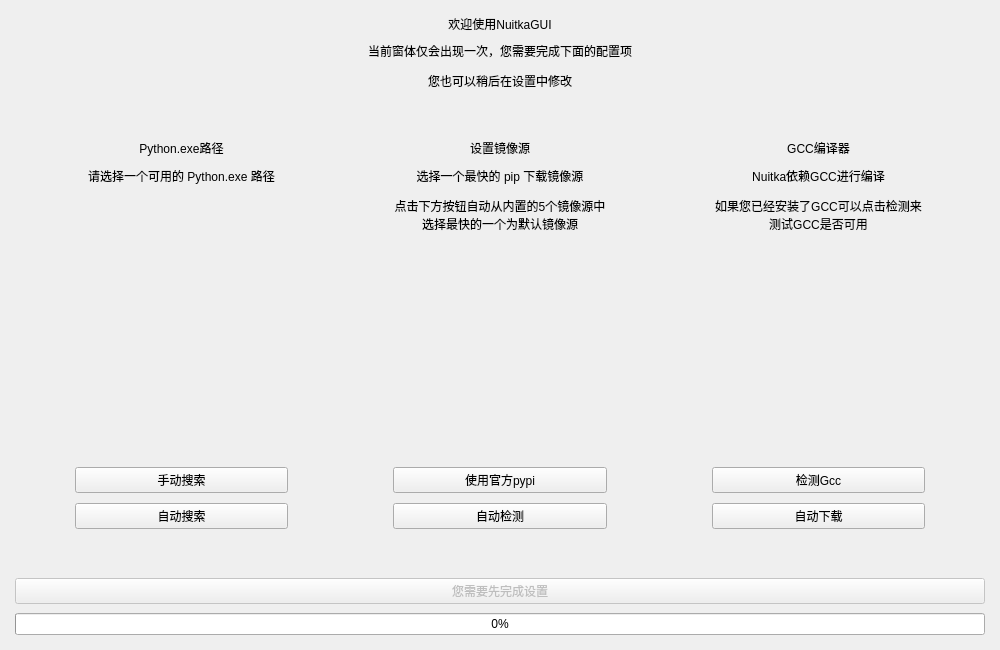
Qt form ui/welcome_page.ui (271374667/NuitkaGUI) before a commit.
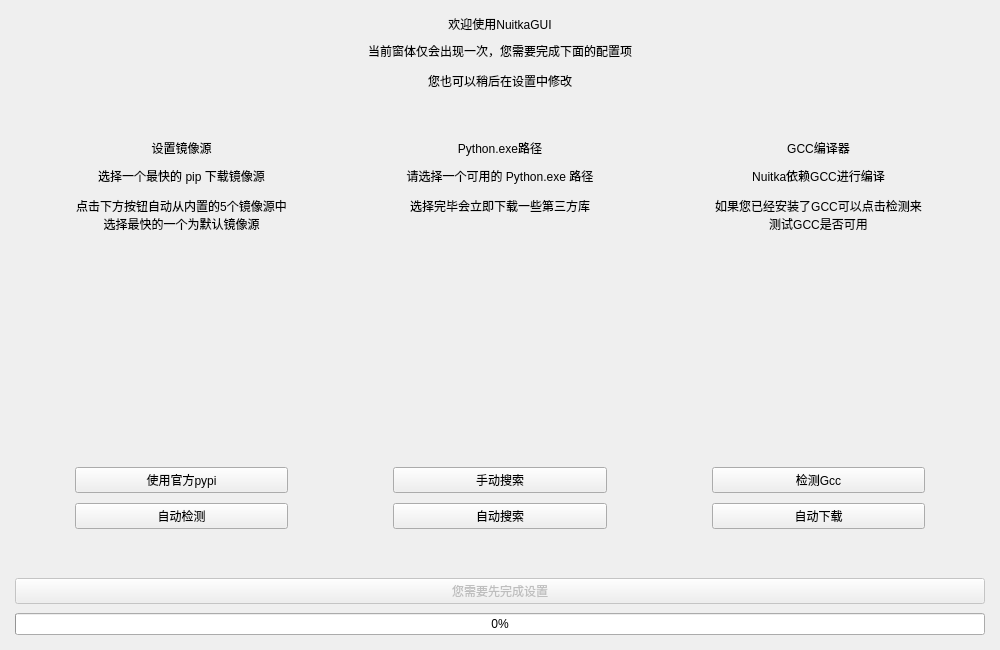
The same form after that commit. Custom widgets are drawn as their Qt base class.

Commit message: Fix: 欢迎页面逻辑优化,现在会在检测完Python.exe之后立即开始多线程安装第三方模块，节省时间 Style: 欢迎页面顺序调整,选择pip源被调整到选择Python.exe前面 Style: 调整了资源文件的位置，因为打包的时候所有文件都会放在和exe平级目录，所以现在他们被统一移动到了根目录的assets目录下

```diff
--- a/ui/welcome_page.ui
+++ b/ui/welcome_page.ui
@@ -94,8 +94,116 @@
      <property name="bottomMargin">
       <number>10</number>
      </property>
+     <item>
+      <widget class="CardWidget" name="CardWidget_3">
+       <property name="enabled">
+        <bool>true</bool>
+       </property>
+       <layout class="QVBoxLayout" name="verticalLayout_3">
+        <property name="spacing">
+         <number>10</number>
+        </property>
+        <property name="leftMargin">
+         <number>30</number>
+        </property>
+        <property name="topMargin">
+         <number>30</number>
+        </property>
+        <property name="rightMargin">
+         <number>30</number>
+        </property>
+        <property name="bottomMargin">
+         <number>30</number>
+        </property>
+        <item>
+         <widget class="TitleLabel" name="TitleLabel_3">
+          <property name="sizePolicy">
+           <sizepolicy hsizetype="Preferred" vsizetype="Fixed">
+            <horstretch>0</horstretch>
+            <verstretch>0</verstretch>
+           </sizepolicy>
+          </property>
+          <property name="minimumSize">
+           <size>
+            <width>0</width>
+            <height>0</height>
+           </size>
+          </property>
+          <property name="text">
+           <string>设置镜像源</string>
+          </property>
+          <property name="alignment">
+           <set>Qt::AlignHCenter|Qt::AlignTop</set>
+          </property>
+          <property name="wordWrap">
+           <bool>false</bool>
+          </property>
+         </widget>
+        </item>
+        <item>
+         <widget class="BodyLabel" name="BodyLabel_4">
+          <property name="sizePolicy">
+           <sizepolicy hsizetype="Preferred" vsizetype="Preferred">
+            <horstretch>0</horstretch>
+            <verstretch>0</verstretch>
+           </sizepolicy>
+          </property>
+          <property name="text">
+           <string>&lt;html&gt;&lt;head/&gt;&lt;body&gt;&lt;p&gt;选择一个最快的 pip 下载镜像源&lt;/p&gt;&lt;p&gt;点击下方按钮自动从内置的5个镜像源中选择最快的一个为默认镜像源&lt;/p&gt;&lt;/body&gt;&lt;/html&gt;</string>
+          </property>
+          <property name="alignment">
+           <set>Qt::AlignCenter</set>
+          </property>
+          <property name="wordWrap">
+           <bool>true</bool>
+          </property>
+          <property name="lightColor" stdset="0">
+           <color>
+            <red>96</red>
+            <green>96</green>
+            <blue>96</blue>
+           </color>
+          </property>
+         </widget>
+        </item>
+        <item>
+         <spacer name="verticalSpacer_3">
+          <property name="orientation">
+           <enum>Qt::Vertical</enum>
+          </property>
+          <property name="sizeHint" stdset="0">
+           <size>
+            <width>20</width>
+            <height>40</height>
+           </size>
+          </property>
+         </spacer>
+        </item>
+        <item>
+         <widget class="TonalPushButton" name="TonalPushButton_3">
+          <property name="text">
+           <string>使用官方pypi</string>
+          </property>
+         </widget>
+        </item>
+        <item>
+         <widget class="FilledPushButton" name="FilledPushButton_3">
+          <property name="text">
+           <string>自动检测</string>
+          </property>
+         </widget>
+        </item>
+       </layout>
+      </widget>
+     </item>
      <item>
       <widget class="CardWidget" name="CardWidget">
+       <property name="sizePolicy">
+        <sizepolicy hsizetype="Preferred" vsizetype="Preferred">
+         <horstretch>0</horstretch>
+         <verstretch>0</verstretch>
+        </sizepolicy>
+       </property>
        <property name="contextMenuPolicy">
         <enum>Qt::DefaultContextMenu</enum>
        </property>
@@ -149,13 +257,13 @@
         <item>
          <widget class="BodyLabel" name="BodyLabel_2">
           <property name="sizePolicy">
-           <sizepolicy hsizetype="Preferred" vsizetype="Fixed">
+           <sizepolicy hsizetype="Preferred" vsizetype="Preferred">
             <horstretch>0</horstretch>
             <verstretch>0</verstretch>
            </sizepolicy>
           </property>
           <property name="text">
-           <string>&lt;html&gt;&lt;head/&gt;&lt;body&gt;&lt;p&gt;请选择一个可用的 Python.exe 路径&lt;/p&gt;&lt;p&gt;&lt;br/&gt;&lt;/p&gt;&lt;/body&gt;&lt;/html&gt;</string>
+           <string>&lt;html&gt;&lt;head/&gt;&lt;body&gt;&lt;p&gt;请选择一个可用的 Python.exe 路径&lt;/p&gt;&lt;p&gt;选择完毕会立即下载一些第三方库&lt;br/&gt;&lt;/p&gt;&lt;/body&gt;&lt;/html&gt;</string>
           </property>
           <property name="alignment">
            <set>Qt::AlignCenter</set>
@@ -202,108 +310,6 @@
        </layout>
       </widget>
      </item>
-     <item>
-      <widget class="CardWidget" name="CardWidget_3">
-       <property name="enabled">
-        <bool>true</bool>
-       </property>
-       <layout class="QVBoxLayout" name="verticalLayout_3">
-        <property name="spacing">
-         <number>10</number>
-        </property>
-        <property name="leftMargin">
-         <number>30</number>
-        </property>
-        <property name="topMargin">
-         <number>30</number>
-        </property>
-        <property name="rightMargin">
-         <number>30</number>
-        </property>
-        <property name="bottomMargin">
-         <number>30</number>
-        </property>
-        <item>
-         <widget class="TitleLabel" name="TitleLabel_3">
-          <property name="sizePolicy">
-           <sizepolicy hsizetype="Preferred" vsizetype="Fixed">
-            <horstretch>0</horstretch>
-            <verstretch>0</verstretch>
-           </sizepolicy>
-          </property>
-          <property name="minimumSize">
-           <size>
-            <width>0</width>
-            <height>0</height>
-           </size>
-          </property>
-          <property name="text">
-           <string>设置镜像源</string>
-          </property>
-          <property name="alignment">
-           <set>Qt::AlignHCenter|Qt::AlignTop</set>
-          </property>
-          <property name="wordWrap">
-           <bool>false</bool>
-          </property>
-         </widget>
-        </item>
-        <item>
-         <widget class="BodyLabel" name="BodyLabel_4">
-          <property name="sizePolicy">
-           <sizepolicy hsizetype="Preferred" vsizetype="Fixed">
-            <horstretch>0</horstretch>
-            <verstretch>0</verstretch>
-           </sizepolicy>
-          </property>
-          <property name="text">
-           <string>&lt;html&gt;&lt;head/&gt;&lt;body&gt;&lt;p&gt;选择一个最快的 pip 下载镜像源&lt;/p&gt;&lt;p&gt;点击下方按钮自动从内置的5个镜像源中选择最快的一个为默认镜像源&lt;/p&gt;&lt;/body&gt;&lt;/html&gt;</string>
-          </property>
-          <property name="alignment">
-           <set>Qt::AlignCenter</set>
-          </property>
-          <property name="wordWrap">
-           <bool>true</bool>
-          </property>
-          <property name="lightColor" stdset="0">
-           <color>
-            <red>96</red>
-            <green>96</green>
-            <blue>96</blue>
-           </color>
-          </property>
-         </widget>
-        </item>
-        <item>
-         <spacer name="verticalSpacer_3">
-          <property name="orientation">
-           <enum>Qt::Vertical</enum>
-          </property>
-          <property name="sizeHint" stdset="0">
-           <size>
-            <width>20</width>
-            <height>40</height>
-           </size>
-          </property>
-         </spacer>
-        </item>
-        <item>
-         <widget class="TonalPushButton" name="TonalPushButton_3">
-          <property name="text">
-           <string>使用官方pypi</string>
-          </property>
-         </widget>
-        </item>
-        <item>
-         <widget class="FilledPushButton" name="FilledPushButton_3">
-          <property name="text">
-           <string>自动检测</string>
-          </property>
-         </widget>
-        </item>
-       </layout>
-      </widget>
-     </item>
      <item>
       <widget class="CardWidget" name="CardWidget_2">
        <property name="enabled">
```
Left out of the diff: 2 changed lines with no effect on the pictures. The commit also changes 8 other files.
